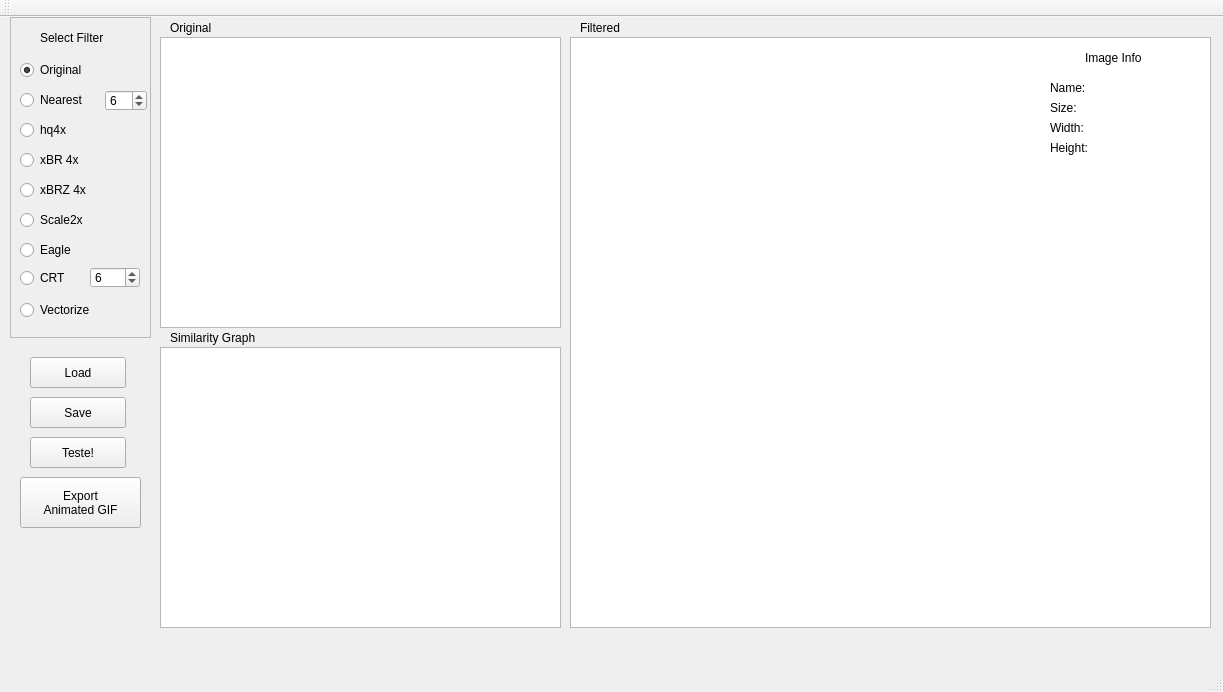
Before: the Qt Designer form MainWindow.ui in marcoc2/dpixel, drawn with Qt 5.
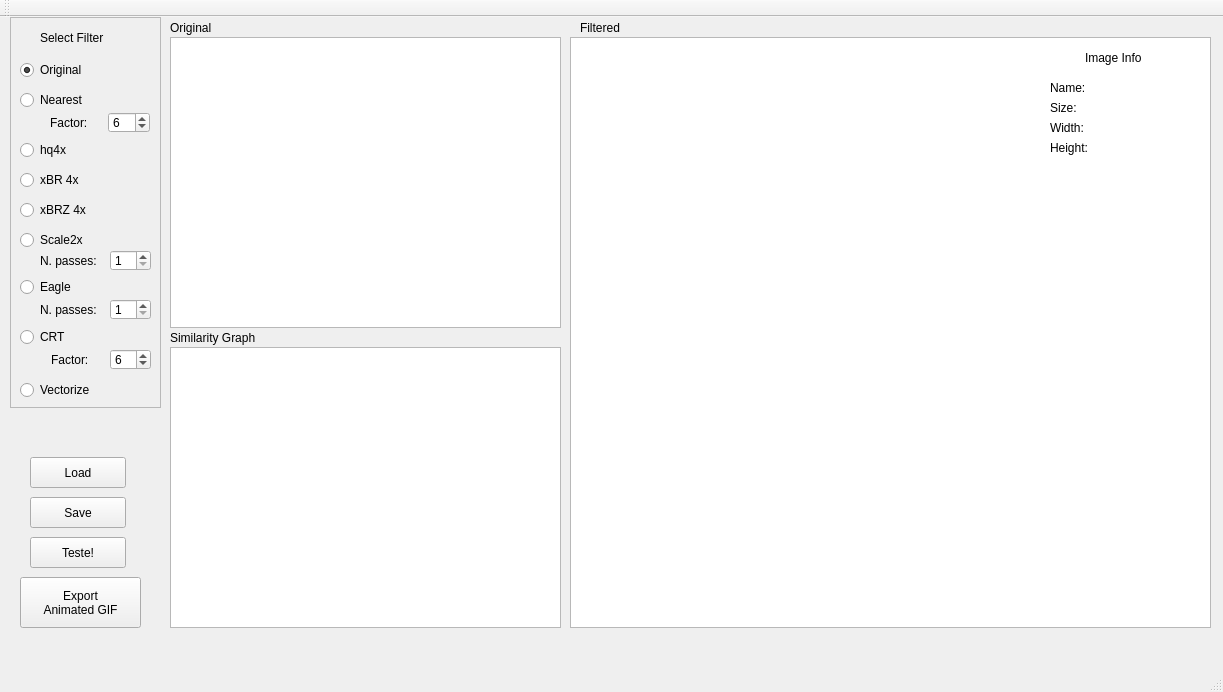
After: the same form once the commit is applied.

Commit message: Add capability of eagle and scale2x to be multipass filter

What changed in the file:
```diff
--- a/MainWindow.ui
+++ b/MainWindow.ui
@@ -34,7 +34,7 @@
     <property name="geometry">
      <rect>
       <x>30</x>
-      <y>420</y>
+      <y>520</y>
       <width>96</width>
       <height>31</height>
      </rect>
@@ -47,7 +47,7 @@
     <property name="geometry">
      <rect>
       <x>30</x>
-      <y>340</y>
+      <y>440</y>
       <width>96</width>
       <height>31</height>
      </rect>
@@ -60,7 +60,7 @@
     <property name="geometry">
      <rect>
       <x>30</x>
-      <y>380</y>
+      <y>480</y>
       <width>96</width>
       <height>31</height>
      </rect>
@@ -210,8 +210,8 @@
      <rect>
       <x>10</x>
       <y>0</y>
-      <width>141</width>
-      <height>321</height>
+      <width>151</width>
+      <height>391</height>
      </rect>
     </property>
     <property name="frameShape">
@@ -237,7 +237,7 @@
      <property name="geometry">
       <rect>
        <x>10</x>
-       <y>100</y>
+       <y>120</y>
        <width>113</width>
        <height>26</height>
       </rect>
@@ -251,7 +251,7 @@
       <rect>
        <x>10</x>
        <y>40</y>
-       <width>81</width>
+       <width>101</width>
        <height>26</height>
       </rect>
      </property>
@@ -267,7 +267,7 @@
       <rect>
        <x>10</x>
        <y>70</y>
-       <width>81</width>
+       <width>91</width>
        <height>26</height>
       </rect>
      </property>
@@ -285,7 +285,7 @@
      <property name="geometry">
       <rect>
        <x>10</x>
-       <y>130</y>
+       <y>150</y>
        <width>113</width>
        <height>26</height>
       </rect>
@@ -298,7 +298,7 @@
      <property name="geometry">
       <rect>
        <x>10</x>
-       <y>160</y>
+       <y>180</y>
        <width>113</width>
        <height>26</height>
       </rect>
@@ -311,7 +311,7 @@
      <property name="geometry">
       <rect>
        <x>10</x>
-       <y>190</y>
+       <y>210</y>
        <width>113</width>
        <height>26</height>
       </rect>
@@ -324,7 +324,7 @@
      <property name="geometry">
       <rect>
        <x>10</x>
-       <y>220</y>
+       <y>257</y>
        <width>113</width>
        <height>26</height>
       </rect>
@@ -337,7 +337,7 @@
      <property name="geometry">
       <rect>
        <x>10</x>
-       <y>280</y>
+       <y>360</y>
        <width>113</width>
        <height>26</height>
       </rect>
@@ -350,7 +350,7 @@
      <property name="geometry">
       <rect>
        <x>10</x>
-       <y>250</y>
+       <y>309</y>
        <width>61</width>
        <height>22</height>
       </rect>
@@ -362,9 +362,9 @@
     <widget class="QSpinBox" name="spinBoxScaleFactor">
      <property name="geometry">
       <rect>
-       <x>80</x>
-       <y>250</y>
-       <width>50</width>
+       <x>100</x>
+       <y>332</y>
+       <width>41</width>
        <height>21</height>
       </rect>
      </property>
@@ -375,8 +375,8 @@
     <widget class="QSpinBox" name="spinBoxNearestScaleFactor">
      <property name="geometry">
       <rect>
-       <x>95</x>
-       <y>73</y>
+       <x>98</x>
+       <y>95</y>
        <width>42</width>
        <height>21</height>
       </rect>
@@ -385,13 +385,132 @@
       <number>6</number>
      </property>
     </widget>
+    <widget class="QSpinBox" name="scale2xSpinBox">
+     <property name="geometry">
+      <rect>
+       <x>100</x>
+       <y>233</y>
+       <width>41</width>
+       <height>21</height>
+      </rect>
+     </property>
+     <property name="toolTip">
+      <string extracomment="Number of passes"/>
+     </property>
+     <property name="toolTipDuration">
+      <number>4</number>
+     </property>
+     <property name="minimum">
+      <number>1</number>
+     </property>
+     <property name="maximum">
+      <number>5</number>
+     </property>
+     <property name="singleStep">
+      <number>1</number>
+     </property>
+     <property name="value">
+      <number>1</number>
+     </property>
+    </widget>
+    <widget class="QSpinBox" name="eagleSpinBox">
+     <property name="geometry">
+      <rect>
+       <x>100</x>
+       <y>282</y>
+       <width>41</width>
+       <height>21</height>
+      </rect>
+     </property>
+     <property name="minimum">
+      <number>1</number>
+     </property>
+     <property name="maximum">
+      <number>5</number>
+     </property>
+     <property name="value">
+      <number>1</number>
+     </property>
+    </widget>
+    <widget class="QLabel" name="label_2">
+     <property name="geometry">
+      <rect>
+       <x>30</x>
+       <y>282</y>
+       <width>81</width>
+       <height>21</height>
+      </rect>
+     </property>
+     <property name="font">
+      <font>
+       <pointsize>9</pointsize>
+      </font>
+     </property>
+     <property name="text">
+      <string>N. passes:</string>
+     </property>
+    </widget>
+    <widget class="QLabel" name="label_4">
+     <property name="geometry">
+      <rect>
+       <x>40</x>
+       <y>95</y>
+       <width>51</width>
+       <height>21</height>
+      </rect>
+     </property>
+     <property name="font">
+      <font>
+       <pointsize>9</pointsize>
+      </font>
+     </property>
+     <property name="text">
+      <string>Factor:</string>
+     </property>
+    </widget>
+    <widget class="QLabel" name="label">
+     <property name="geometry">
+      <rect>
+       <x>30</x>
+       <y>233</y>
+       <width>81</width>
+       <height>21</height>
+      </rect>
+     </property>
+     <property name="font">
+      <font>
+       <pointsize>9</pointsize>
+      </font>
+     </property>
+     <property name="text">
+      <string>N. passes:</string>
+     </property>
+    </widget>
+    <widget class="QLabel" name="label_3">
+     <property name="geometry">
+      <rect>
+       <x>41</x>
+       <y>332</y>
+       <width>51</width>
+       <height>21</height>
+      </rect>
+     </property>
+     <property name="font">
+      <font>
+       <pointsize>9</pointsize>
+      </font>
+     </property>
+     <property name="text">
+      <string>Factor:</string>
+     </property>
+    </widget>
    </widget>
    <widget class="QGraphicsView" name="graphicsViewOriginal">
     <property name="geometry">
      <rect>
-      <x>160</x>
+      <x>170</x>
       <y>20</y>
-      <width>401</width>
+      <width>391</width>
       <height>291</height>
      </rect>
     </property>
@@ -399,9 +518,9 @@
    <widget class="QGraphicsView" name="graphicsViewGraph">
     <property name="geometry">
      <rect>
-      <x>160</x>
+      <x>170</x>
       <y>330</y>
-      <width>401</width>
+      <width>391</width>
       <height>281</height>
      </rect>
     </property>
@@ -460,7 +579,7 @@
     <property name="geometry">
      <rect>
       <x>20</x>
-      <y>460</y>
+      <y>560</y>
       <width>121</width>
       <height>51</height>
      </rect>
```
The commit also changes 7 other files.
